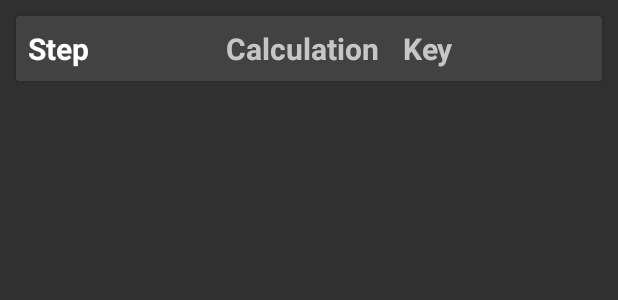
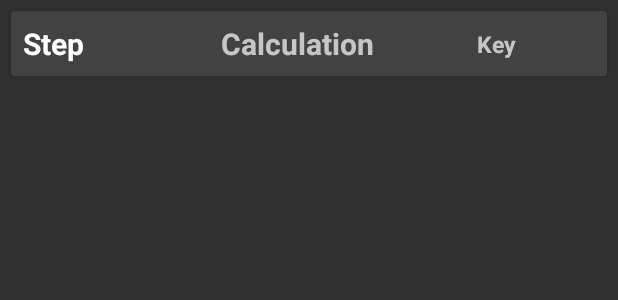
Before and after one commit to TrippyTips/GlassblowersToolchest, an Android app: the layout kiln_schedule.xml on its own in the app's theme, with its tools: preview values and no code run, on a phone screen of 412 x 824 dp. Shown: the top 300 px of the screen. Run offline under Robolectric (Android 15) with nearby library versions, the phone set to English and light mode, and no system bars.

Commit message:
Layout Changes v4 Internal Test

```diff
--- a/app/build.gradle
+++ b/app/build.gradle
@@ -13,7 +13,7 @@ android {
         applicationId "com.trippytips.glassblowerstoolchest"
         minSdkVersion 15
         targetSdkVersion 28
-        versionCode 3
+        versionCode 4
         versionName "1.0"
         testInstrumentationRunner "android.support.test.runner.AndroidJUnitRunner"
         vectorDrawables.useSupportLibrary = true
--- a/app/src/main/res/layout/activity_anneal.xml
+++ b/app/src/main/res/layout/activity_anneal.xml
@@ -25,6 +25,8 @@
             android:id="@+id/spin_Schedules"
             android:layout_width="0dp"
             android:layout_height="wrap_content"
+            android:background="@color/ic_launcher_background"
+            android:padding="1dp"
             app:layout_constraintBottom_toTopOf="@+id/rvKilnSchedule"
             app:layout_constraintEnd_toEndOf="parent"
             app:layout_constraintStart_toStartOf="parent"
--- a/app/src/main/res/layout/kiln_schedule.xml
+++ b/app/src/main/res/layout/kiln_schedule.xml
@@ -11,7 +11,7 @@
         android:layout_width="0dp"
         android:layout_height="wrap_content"
         android:layout_gravity="center"
-        android:layout_margin="5dp"
+        android:layout_margin="2dp"
         app:layout_constraintBottom_toBottomOf="parent"
         app:layout_constraintEnd_toEndOf="parent"
         app:layout_constraintStart_toStartOf="parent"
@@ -39,7 +39,7 @@
             <TextView
                 android:id="@+id/DerivedInfo"
                 android:layout_width="0dp"
-                android:layout_height="wrap_content"
+                android:layout_height="0dp"
                 android:gravity="end"
                 android:padding="8dp"
                 android:text="@string/calculation"
@@ -61,13 +61,13 @@
 
             <TextView
                 android:id="@+id/KeyInfo"
-                android:layout_width="0dp"
+                android:layout_width="wrap_content"
                 android:layout_height="wrap_content"
                 android:gravity="start"
                 android:padding="8dp"
                 android:text="@string/key"
                 android:textAppearance="@style/Base.TextAppearance.AppCompat.Medium"
-                android:textSize="20sp"
+                android:textSize="15dp"
                 android:textStyle="bold"
                 app:layout_constraintBottom_toBottomOf="parent"
                 app:layout_constraintEnd_toEndOf="parent"
@@ -77,7 +77,7 @@
             <android.support.constraint.Guideline
                 android:id="@+id/guideline2"
                 android:layout_width="wrap_content"
-                android:layout_height="wrap_content"
+                android:layout_height="0dp"
                 android:orientation="vertical"
                 app:layout_constraintGuide_begin="100dp" />
 
--- a/app/src/main/res/values/ic_launcher_background.xml
+++ b/app/src/main/res/values/ic_launcher_background.xml
@@ -1,4 +1,4 @@
 <?xml version="1.0" encoding="utf-8"?>
 <resources>
-    <color name="ic_launcher_background">#144E43</color>
+    <color name="ic_launcher_background">#CD144E43</color>
 </resources>
```
Also changed, not shown: app/src/main/res/layout/activity_main.xml (+6 -6 lines).
